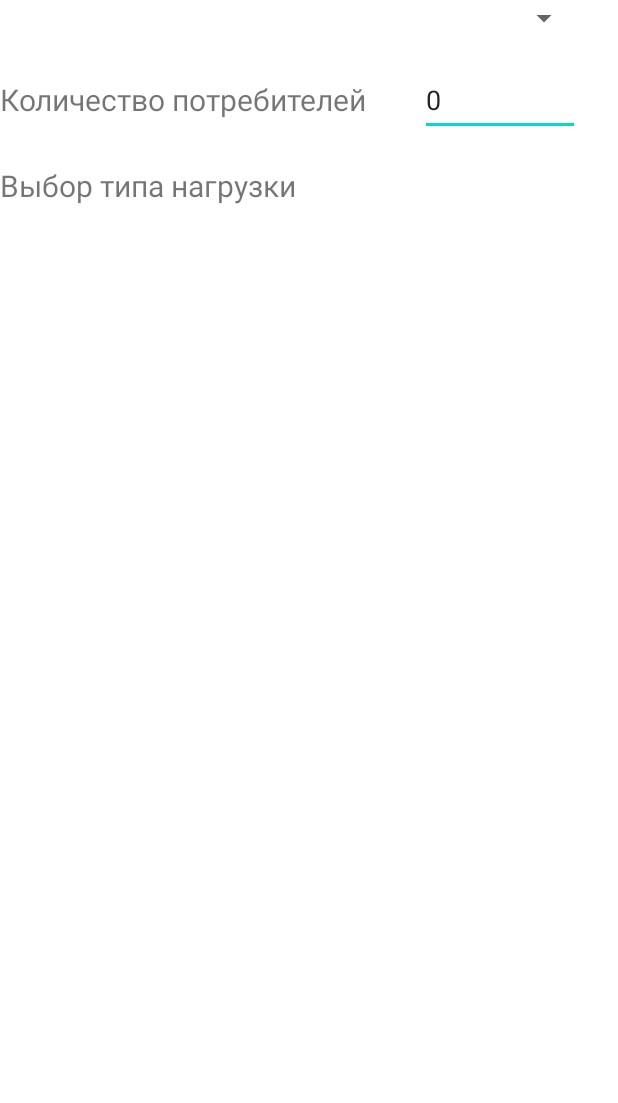
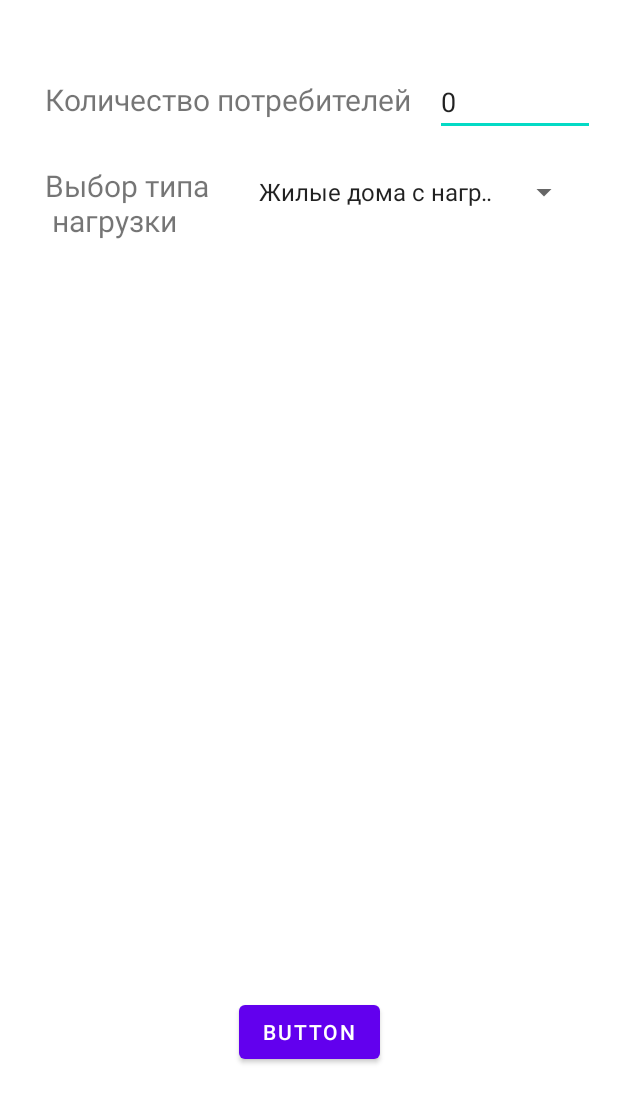
Before and after one commit to Viktorphp84/Viktorphp84_Repository, an Android app: the layout activity_main.xml on its own in the app's theme, with its tools: preview values and no code run, on a phone screen of 412 x 824 dp. Shown: the top 1103 px of the screen. Run offline under Robolectric (Android 15) with nearby library versions, the phone set to English and light mode, and no system bars.

Commit message:
29.11.2021

```diff
--- a/app/src/main/AndroidManifest.xml
+++ b/app/src/main/AndroidManifest.xml
@@ -10,6 +10,9 @@
         android:supportsRtl="true"
         android:theme="@style/Theme.Viktor_Ivanov_App">
         <activity
+            android:name=".ActivityInsertData"
+            android:exported="false" />
+        <activity
             android:name=".MainActivity"
             android:exported="true">
             <intent-filter>
--- a/app/src/main/res/layout/activity_main.xml
+++ b/app/src/main/res/layout/activity_main.xml
@@ -4,6 +4,7 @@
     xmlns:tools="http://schemas.android.com/tools"
     android:layout_width="match_parent"
     android:layout_height="match_parent"
+    android:onClick="onClickTest"
     tools:context=".MainActivity">
 
     <TextView
@@ -23,30 +24,44 @@
         android:layout_height="wrap_content"
         android:ems="5"
         android:inputType="textPersonName"
-        android:minHeight="48dp"
         android:text="0"
         app:layout_constraintBottom_toBottomOf="@+id/textView"
-        app:layout_constraintEnd_toEndOf="@+id/spinner"
-        app:layout_constraintTop_toTopOf="@+id/textView" />
+        app:layout_constraintEnd_toEndOf="parent"
+        app:layout_constraintStart_toEndOf="@+id/textView"
+        app:layout_constraintTop_toTopOf="@+id/textView"
+        app:layout_constraintVertical_bias="0.444" />
 
     <TextView
         android:id="@+id/textView2"
         android:layout_width="wrap_content"
         android:layout_height="wrap_content"
         android:layout_margin="30dp"
-        android:text="Выбор типа нагрузки"
+        android:text="Выбор типа\n нагрузки"
         android:textSize="20dp"
-        app:layout_constraintTop_toBottomOf="@+id/textView"
-        tools:layout_editor_absoluteX="16dp" />
+        app:layout_constraintStart_toStartOf="parent"
+        app:layout_constraintTop_toBottomOf="@+id/textView" />
 
     <Spinner
         android:id="@+id/spinner"
-        android:layout_width="100dp"
+        android:layout_width="0dp"
         android:layout_height="wrap_content"
         android:layout_margin="25dp"
         android:layout_marginEnd="4dp"
         app:layout_constraintEnd_toEndOf="parent"
-        tools:layout_editor_absoluteY="109dp" />
+        app:layout_constraintStart_toEndOf="@+id/textView2"
+        app:layout_constraintTop_toBottomOf="@+id/editTextTextPersonName"
+        android:entries="@array/type_of_load"/>
+
+    <Button
+        android:id="@+id/button"
+        android:layout_width="wrap_content"
+        android:layout_height="wrap_content"
+        android:layout_marginBottom="112dp"
+        android:onClick="onClickTest"
+        android:text="Button"
+        app:layout_constraintBottom_toBottomOf="parent"
+        app:layout_constraintEnd_toEndOf="parent"
+        app:layout_constraintStart_toStartOf="parent" />
 
 
 </androidx.constraintlayout.widget.ConstraintLayout>
--- a/app/src/main/res/values/strings.xml
+++ b/app/src/main/res/values/strings.xml
@@ -1,3 +1,11 @@
 <resources>
     <string name="app_name">Viktor_Ivanov_App</string>
+
+    <string-array name="type_of_load">
+        <item>Жилые дома с нагрузкой до 2кВт</item>
+        <item>Жилые дома с нагрузкой свыше 2кВт</item>
+        <item>Жилые дома с электроплитами</item>
+        <item>Производственные потребители</item>
+    </string-array>
+    <string name="window_input">Ввод данных</string>
 </resources>
```
Also changed, not shown: app/src/main/java/com/example/viktor_ivanov_app/ActivityInsertData.kt (added, +11 -0 lines), app/src/main/java/com/example/viktor_ivanov_app/MainActivity.kt (+40 -1 lines), app/src/main/res/layout/activity_insert_data.xml (added, +18 -0 lines).
